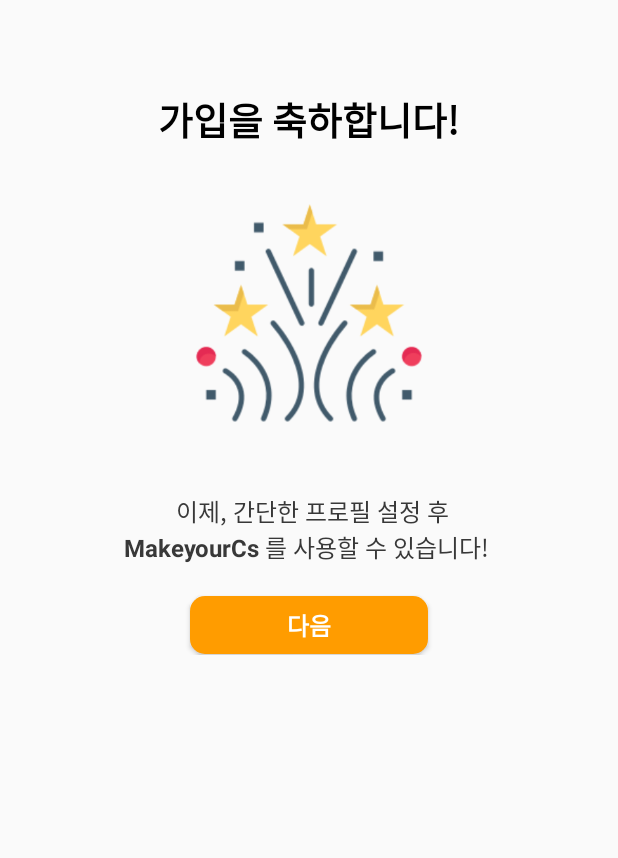
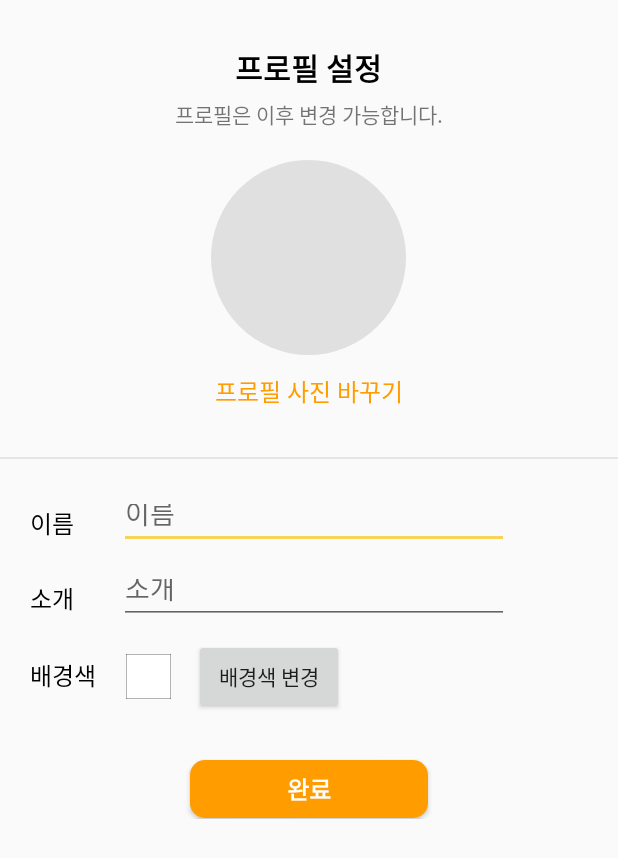
Before and after one commit to njh0317/MakeyourCs, an Android app: the screen it shows after launch (Signup_celeActivity before the commit, Signup_profileActivity after it), on a phone screen of 412 x 824 dp. Shown: the top 858 px of the screen. Run offline under Robolectric (Android 15) with nearby library versions, the phone set to English and light mode, and no system bars.

Commit message:
[#8]signup_profile_page

```diff
--- a/app/src/main/AndroidManifest.xml
+++ b/app/src/main/AndroidManifest.xml
@@ -9,18 +9,19 @@
         android:roundIcon="@mipmap/ic_launcher_round"
         android:supportsRtl="true"
         android:theme="@style/AppTheme">
-        <activity android:name=".Signup_celeActivity">
+        <activity android:name=".Signup_profileActivity">
             <intent-filter>
                 <action android:name="android.intent.action.MAIN" />
 
                 <category android:name="android.intent.category.LAUNCHER" />
             </intent-filter>
         </activity>
+        <activity android:name=".Signup_celeActivity"></activity>
         <activity android:name=".Signup_bdayActivity" />
         <activity android:name=".Signup_emailActivity" />
         <activity android:name=".Signup_pwActivity" />
         <activity android:name=".Signup_idActivity" />
-        <activity android:name=".LoginActivity"></activity>
+        <activity android:name=".LoginActivity" />
         <activity android:name=".MainActivity" />
     </application>
 
--- /dev/null
+++ b/app/src/main/java/com/example/makeyourcs/Signup_profileActivity.kt
@@ -0,0 +1,11 @@
+package com.example.makeyourcs
+
+import androidx.appcompat.app.AppCompatActivity
+import android.os.Bundle
+
+class Signup_profileActivity : AppCompatActivity() {
+    override fun onCreate(savedInstanceState: Bundle?) {
+        super.onCreate(savedInstanceState)
+        setContentView(R.layout.activity_signup_profile)
+    }
+}
--- /dev/null
+++ b/app/src/main/res/drawable-v24/background_colorbox.xml
@@ -0,0 +1,27 @@
+<?xml version="1.0" encoding="utf-8"?>
+<layer-list xmlns:android="http://schemas.android.com/apk/res/android">
+
+    <item>
+        <shape android:shape="rectangle">
+            <solid android:color="@color/black" /> <!--검정 -> 테두리 색-->
+
+        </shape>
+
+
+    </item>
+
+    <item android:top = "1dp"
+        android:right= "1dp"
+        android:left="1dp"
+        android:bottom="1dp">
+
+        <shape android:shape="rectangle">
+            <solid android:color="#ffffff" /> <!--흰색 -> 바탕색 -->
+            <size
+                android:width="100dp"
+                android:height="100dp"/>
+        </shape>
+
+    </item>
+
+</layer-list>
--- /dev/null
+++ b/app/src/main/res/drawable-v24/profile_oval.xml
@@ -0,0 +1,16 @@
+<?xml version="1.0" encoding="utf-8"?>
+<layer-list xmlns:android="http://schemas.android.com/apk/res/android">
+
+    <item>
+        <shape android:shape="oval">
+            <solid android:color="#e0e0e0" /> <!--검정 -> 테두리 색-->
+
+            <size
+                android:width="100dp"
+                android:height="100dp"/>
+
+        </shape>
+
+    </item>
+
+</layer-list>
--- /dev/null
+++ b/app/src/main/res/layout/activity_signup_profile.xml
@@ -0,0 +1,145 @@
+<?xml version="1.0" encoding="utf-8"?>
+<RelativeLayout xmlns:android="http://schemas.android.com/apk/res/android"
+    xmlns:app="http://schemas.android.com/apk/res-auto"
+    xmlns:tools="http://schemas.android.com/tools"
+    android:layout_width="match_parent"
+    android:layout_height="match_parent"
+    tools:context=".Signup_idActivity">
+
+
+    <LinearLayout
+        android:layout_width="match_parent"
+        android:layout_height="wrap_content"
+        android:orientation="vertical">
+
+        <TextView
+            android:layout_width="wrap_content"
+            android:layout_height="wrap_content"
+            android:text="프로필 설정"
+            android:layout_marginTop="30dp"
+            android:layout_gravity="center"
+            android:textColor="@color/black"
+            android:textSize="20sp"
+            android:textStyle="bold" />
+
+        <TextView
+            android:layout_width="wrap_content"
+            android:layout_height="wrap_content"
+            android:layout_gravity="center"
+            android:layout_marginTop="5dp"
+            android:gravity="center"
+            android:textSize="14sp"
+            android:text="프로필은 이후 변경 가능합니다."/>
+
+        <ImageView
+            android:layout_width="130dp"
+            android:layout_height="130dp"
+            android:layout_gravity="center"
+            android:layout_marginTop="20dp"
+            android:src="@drawable/profile_oval"/>
+
+        <Button
+            android:layout_width="wrap_content"
+            android:layout_height="wrap_content"
+            android:text="프로필 사진 바꾸기"
+            android:textColor="@color/orange"
+            android:layout_gravity="center"
+            android:textSize="16sp"
+            android:background="@android:color/transparent"/>
+
+        <View
+            android:layout_width="match_parent"
+            android:layout_height="1dp"
+            android:layout_marginTop="20dp"
+            android:background="@color/line_gray"/>
+
+        <LinearLayout
+            android:layout_width="match_parent"
+            android:layout_height="wrap_content"
+            android:layout_marginTop="20dp">
+
+            <TextView
+                android:layout_width="wrap_content"
+                android:layout_height="wrap_content"
+                android:layout_marginLeft="20dp"
+                android:text="이름"
+                android:layout_centerVertical="true"
+                android:textColor="@color/black"
+                android:textSize="16sp"/>
+
+            <EditText
+                android:layout_width="260dp"
+                android:layout_height="40dp"
+                android:layout_centerVertical="true"
+                android:layout_marginLeft="30dp"
+                android:hint="이름"
+                />
+        </LinearLayout>
+
+        <LinearLayout
+            android:layout_width="match_parent"
+            android:layout_height="wrap_content"
+            android:layout_marginTop="10dp">
+
+            <TextView
+                android:layout_width="wrap_content"
+                android:layout_height="wrap_content"
+                android:layout_marginLeft="20dp"
+                android:text="소개"
+                android:layout_centerVertical="true"
+                android:textColor="@color/black"
+                android:textSize="16sp"/>
+
+            <EditText
+                android:layout_width="260dp"
+                android:layout_height="40dp"
+                android:layout_centerVertical="true"
+                android:layout_marginLeft="30dp"
+                android:hint="소개"
+                />
+        </LinearLayout>
+
+        <LinearLayout
+            android:layout_width="match_parent"
+            android:layout_height="wrap_content"
+            android:layout_marginTop="10dp">
+
+            <TextView
+                android:layout_width="wrap_content"
+                android:layout_height="wrap_content"
+                android:layout_marginLeft="20dp"
+                android:text="배경색"
+                android:layout_centerVertical="true"
+                android:textColor="@color/black"
+                android:textSize="16sp"/>
+
+            <ImageView
+                android:layout_width="30dp"
+                android:layout_height="30dp"
+                android:src="@drawable/background_colorbox"
+                android:layout_marginTop="10dp"
+                android:layout_marginLeft="20dp"/>
+
+            <!-- Color Picker 적용하기 -->
+            <android.widget.Button
+                android:layout_width="100dp"
+                android:layout_height="50dp"
+                android:layout_centerVertical="true"
+                android:layout_marginLeft="15dp"
+                android:text="배경색 변경"/>
+
+        </LinearLayout>
+
+        <android.widget.Button
+            android:layout_width="160dp"
+            android:layout_height="40dp"
+            android:layout_marginTop="30dp"
+            android:layout_gravity="center"
+            android:background="@drawable/orangebtn"
+            android:text="완료"
+            android:textColor="@color/colorWhite"
+            android:textSize="16sp"
+            android:textStyle="bold" />
+
+    </LinearLayout>
+</RelativeLayout>
--- a/app/src/main/res/values/colors.xml
+++ b/app/src/main/res/values/colors.xml
@@ -19,4 +19,8 @@
 
     <color name="black">#FF000000</color>
     <color name="red">#fa4d4d</color>
+    <color name="orange">#FF9C00</color>
+
+    <color name="line_gray">#E6E6E6</color>
+    <color name="cursorColor">#F7D358</color>
 </resources>
--- a/app/src/main/res/values/themes.xml
+++ b/app/src/main/res/values/themes.xml
@@ -5,7 +5,7 @@
         <!-- Customize your theme here. -->
         <item name="colorPrimary">@color/colorPrimary</item>
         <item name="colorPrimaryDark">@color/colorPrimaryDark</item>
-        <item name="colorAccent">@color/colorAccent</item>
+        <item name="colorAccent">@color/cursorColor</item>
     </style>
 
     <style name="ButtonStyle" parent="Widget.AppCompat.Button.Colored">
```
